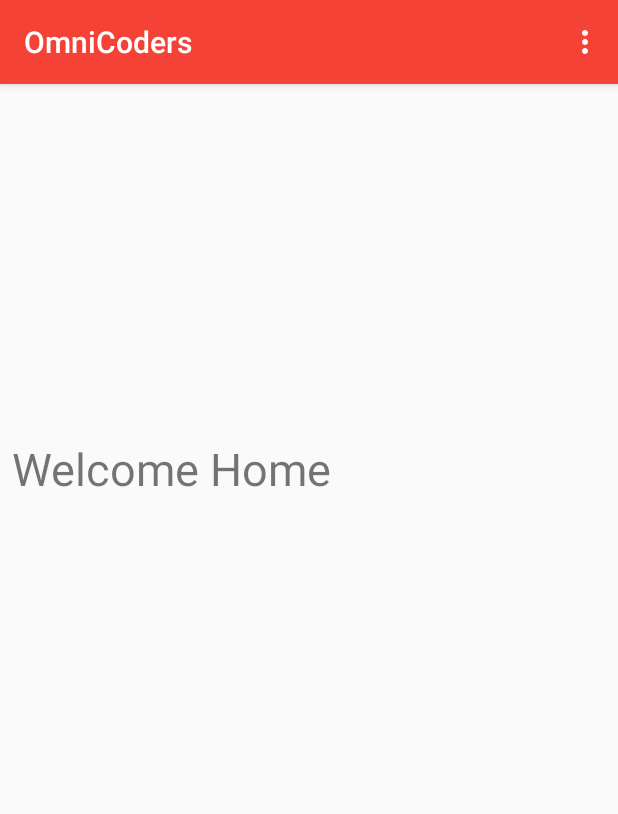
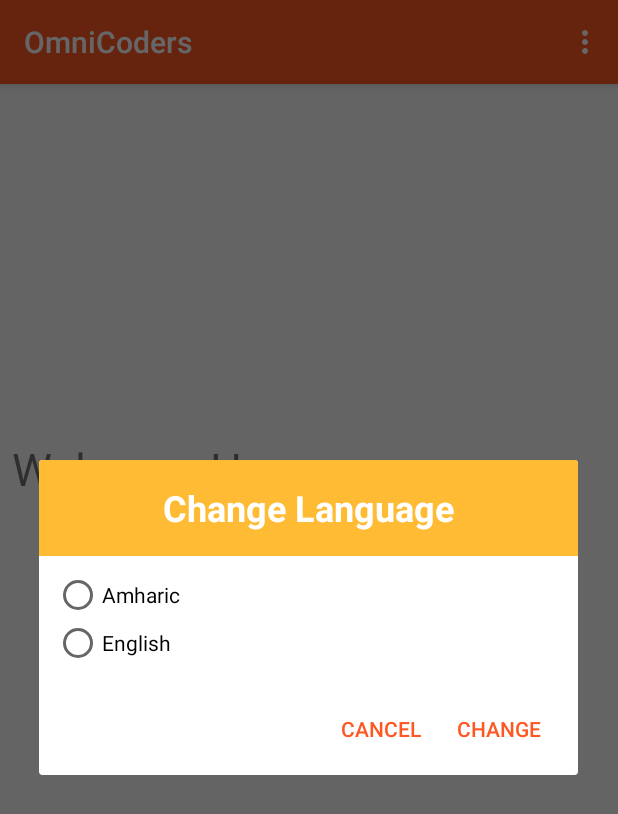
Before and after one commit to Mefitihe/OmniCoders, an Android app: the HomeActivity screen opened directly, with no data from a screen before it, in the options menu, after a tap on "Language Option", on a phone screen of 412 x 824 dp. Shown: the top 814 px of the screen. Run offline under Robolectric (Android 15) with nearby library versions, the phone set to English and light mode, and no system bars.

Commit message:
AlertDialog added

```diff
--- a/app/src/main/java/com/omnicoders/omnicoders/HomeActivity.java
+++ b/app/src/main/java/com/omnicoders/omnicoders/HomeActivity.java
@@ -1,11 +1,15 @@
 package com.omnicoders.omnicoders;
 
+import android.content.DialogInterface;
 import android.content.Intent;
 import android.os.Bundle;
+import android.support.v7.app.AlertDialog;
 import android.support.v7.app.AppCompatActivity;
+import android.view.LayoutInflater;
 import android.view.Menu;
 import android.view.MenuInflater;
 import android.view.MenuItem;
+import android.view.View;
 import android.widget.Toast;
 
 public class HomeActivity extends AppCompatActivity {
@@ -33,9 +37,16 @@ public class HomeActivity extends AppCompatActivity {
         int id = item.getItemId();
 
         if (id == R.id.lang) {
-            Toast.makeText(getApplicationContext(), "Language Selected", Toast.LENGTH_SHORT).show();
+
+            //called showLangaugeDialog()
+            showChangeLangDialog();
+
+            //Toast.makeText(getApplicationContext(), "Language Selected", Toast.LENGTH_SHORT).show();
         } else if (id == R.id.changePass) {
-            Toast.makeText(getApplicationContext(), "ChangePass Selected", Toast.LENGTH_SHORT).show();
+            //Called changePassword()
+            changePassword();
+
+            //Toast.makeText(getApplicationContext(), "ChangePass Selected", Toast.LENGTH_SHORT).show();
         } else if (id == R.id.theme) {
             Toast.makeText(getApplicationContext(), "Theme Selected", Toast.LENGTH_SHORT).show();
         } else if (id == R.id.logout) {
@@ -45,4 +56,68 @@ public class HomeActivity extends AppCompatActivity {
         }
         return true;
     }
+
+    /*
+     * a method changePassword() to show password change alert dialog
+     */
+    private void changePassword() {
+
+        //1. Build alertdialog
+        AlertDialog.Builder builder = new AlertDialog.Builder(HomeActivity.this);
+        // 2. Inflate custom layout
+        LayoutInflater inflater = this.getLayoutInflater();
+        final View dialgogView = inflater.inflate(R.layout.activity_change_pass, null);
+        builder.setView(dialgogView);
+        //3. Create alert dialog
+        final AlertDialog dialog = builder.create();
+        //4. add action buttons
+        builder.setPositiveButton(R.string.change, new DialogInterface.OnClickListener() {
+            @Override
+            public void onClick(DialogInterface dialogInterface, int i) {
+                //TODO add some code here
+            }
+        });
+
+        builder.setNegativeButton(R.string.cancel, new DialogInterface.OnClickListener() {
+            @Override
+            public void onClick(DialogInterface dialogInterface, int i) {
+                dialog.dismiss();
+            }
+        });
+
+        //5.show dialog
+        dialog.show();
+
+    }
+
+    /**
+     * method showChangeLangDialog to display and change language setting
+     */
+    public void showChangeLangDialog() {
+
+        AlertDialog.Builder dialogBuilder = new AlertDialog.Builder(this);
+        LayoutInflater inflater = this.getLayoutInflater();
+        final View dialogView = inflater.inflate(R.layout.activity_language, null);
+        dialogBuilder.setView(dialogView);
+
+
+        //dialogBuilder.setTitle(getResources().getString(R.string.language_option));
+        //dialogBuilder.setMessage(getResources().getString(R.string.select_lang));
+        dialogBuilder.setPositiveButton(R.string.change, new DialogInterface.OnClickListener() {
+            public void onClick(DialogInterface dialog, int whichButton) {
+                /*TODO add some code here. The code you write here must perform user action when you select the language and click on change button
+                 */
+            }
+
+        });
+        dialogBuilder.setNegativeButton(R.string.cancel, new DialogInterface.OnClickListener() {
+            public void onClick(DialogInterface dialog, int whichButton) {
+                //pass
+
+            }
+        });
+        AlertDialog b = dialogBuilder.create();
+        b.show();
+    }
+
 }
--- /dev/null
+++ b/app/src/main/res/layout/activity_language.xml
@@ -0,0 +1,36 @@
+<?xml version="1.0" encoding="utf-8"?>
+<LinearLayout xmlns:android="http://schemas.android.com/apk/res/android"
+    android:layout_width="match_parent"
+    android:layout_height="match_parent"
+    android:orientation="vertical">
+
+    <TextView
+        android:layout_width="match_parent"
+        android:layout_height="64dp"
+        android:background="@color/colorYellow"
+        android:gravity="center"
+        android:scaleType="center"
+        android:text="@string/change_language"
+        android:textColor="@color/colorWhite"
+        android:textSize="24dp"
+        android:textStyle="bold" />
+
+    <RadioGroup
+        android:id="@+id/radioLang"
+        android:layout_width="match_parent"
+        android:layout_height="wrap_content"
+        android:padding="10dp">
+
+        <RadioButton
+            android:id="@+id/radioAm"
+            android:layout_width="match_parent"
+            android:layout_height="wrap_content"
+            android:text="@string/amharic" />
+
+        <RadioButton
+            android:id="@+id/radioEn"
+            android:layout_width="match_parent"
+            android:layout_height="wrap_content"
+            android:text="@string/english" />
+    </RadioGroup>
+</LinearLayout>
--- a/app/src/main/res/values/colors.xml
+++ b/app/src/main/res/values/colors.xml
@@ -1,9 +1,10 @@
 <?xml version="1.0" encoding="utf-8"?>
 <resources>
-    <color name="colorPrimary">#F44336</color>
-    <color name="colorPrimaryDark">#8A1209</color>
-    <color name="colorAccent">#D81B60</color>
-    <color name="colorRed">#F44336</color>
+    <color name="colorPrimary">#FF5722</color>
+    <color name="colorPrimaryDark">#B92E02</color>
+    <color name="colorAccent">#FF5722</color>
+    <color name="colorRed">#FFFFBB33</color>
     <color name="colorWhite">#FFFFFF</color>
+    <color name="colorYellow">#FFFFBB33</color>
 
 </resources>
--- a/app/src/main/res/values/strings.xml
+++ b/app/src/main/res/values/strings.xml
@@ -8,7 +8,13 @@
     <string name="signup">Sign up</string>
     <string name="logout">Logout</string>
     <string name="change_theme">Change Theme</string>
+    <string name="language_option">Language Option</string>
+    <string name="amharic">Amharic</string>
+    <string name="english">English</string>
+    <string name="enter_new_password">Enter new password</string>
+    <string name="change_language">Change Language</string>
     <string name="change_password">Change Password</string>
-    <string name="language_option">Language Option</string>
+    <string name="change">Change</string>
+    <string name="cancel">Cancel</string>
 
 </resources>
```
Also changed, not shown: app/src/main/res/layout/activity_change_pass.xml (added, +25 -0 lines).
